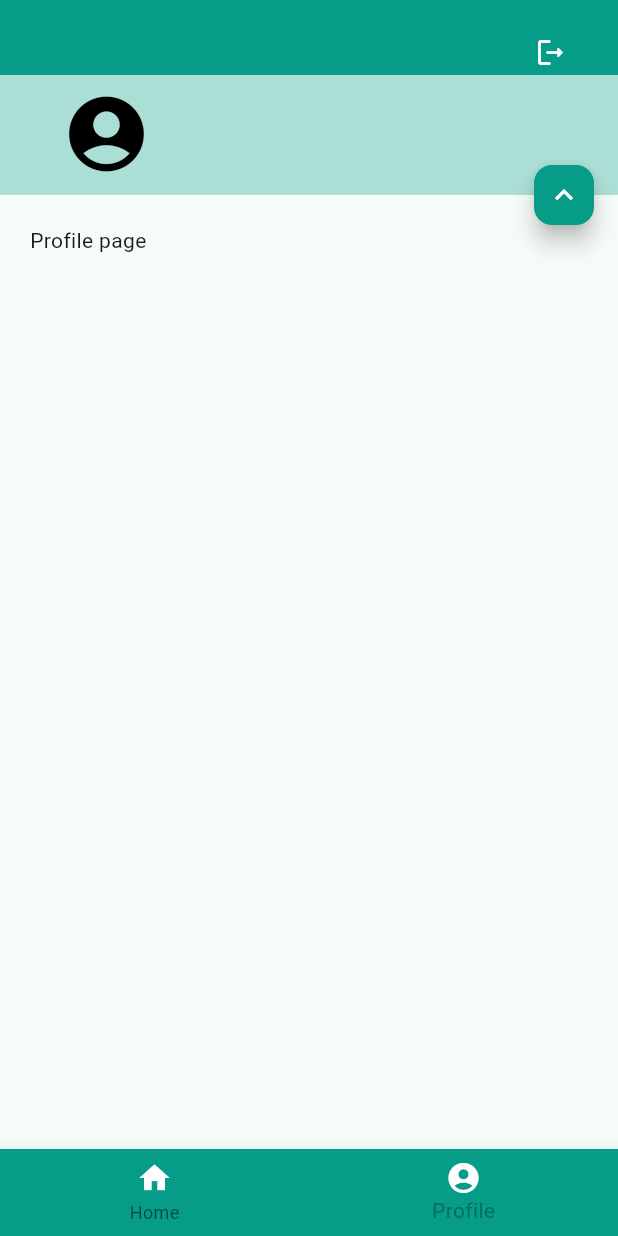
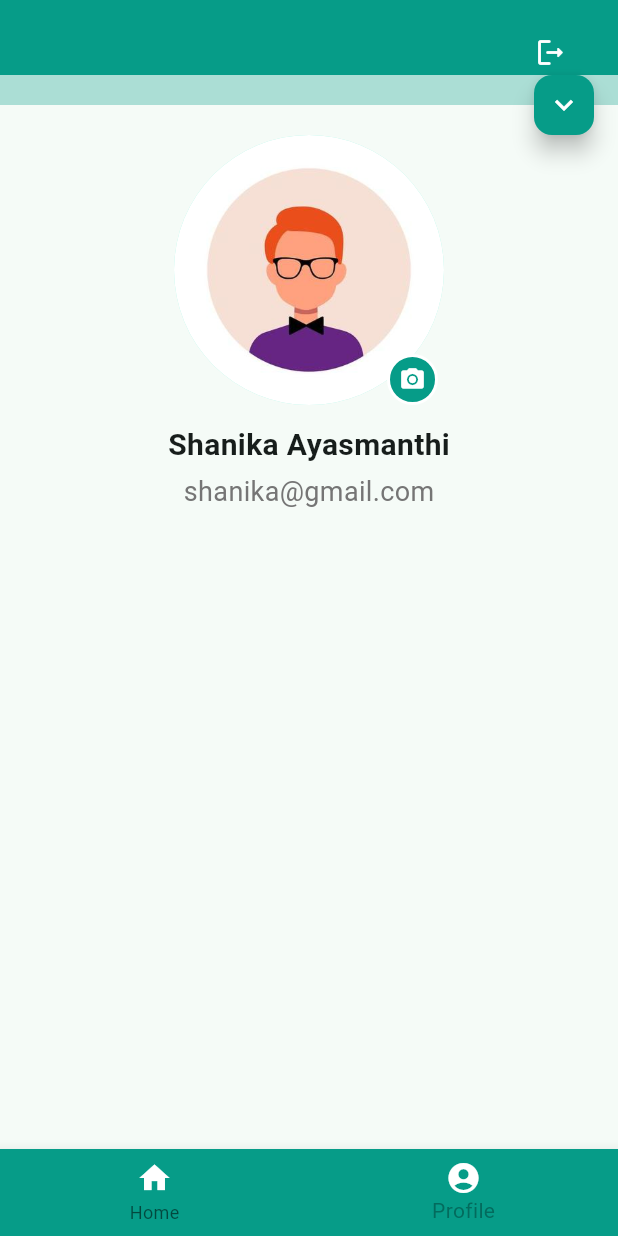
Before and after one commit to shanikaayasmanthi/av_solar_services_mobile, a Flutter app: the SupLayout screen opened by its route, item 2 of the bottom bar chosen, on a phone screen of 412 x 824 dp. Run offline on Flutter 3.47's test engine with Material 3 defaults, Android fonts, the phone set to English and light mode, and no system bars; our stand-ins replace geolocator, get, get_storage, google_maps_flutter, mask_text_input_formatter, numberpicker; missing offline and left inert: flutter_phone_direct_caller, google_maps_flutter_android, google_maps_flutter_platform_interface; accounts and stored records are empty.

Commit message:
profile page changes

```diff
--- /dev/null
+++ b/lib/controllers/profile.dart
@@ -0,0 +1,18 @@
+import 'package:av_solar_services/methods/api.dart';
+import 'package:get/get.dart';
+import 'package:get_storage/get_storage.dart';
+
+class Profile extends GetxController{
+  final obx = GetStorage();
+
+  Future loadProfile({
+    required int userId
+}) async{
+    try{
+      final response = await API().postRequest(
+          route: "/profile");
+    }catch(e){
+
+    }
+}
+}
--- a/lib/views/layouts/sup_layout.dart
+++ b/lib/views/layouts/sup_layout.dart
@@ -200,7 +200,12 @@ class _SupLayoutState extends State<SupLayout> {
                   : pageController.currentPage.value,
               onTap: (index) {
                 if (index == 0) pageController.goToHome();
-                if (index == 1) pageController.goToProfile();
+                if (index == 1){
+                  pageController.goToProfile();
+                  setState(() {
+                    _isExpanded = false;
+                  });
+                }
               },
               items: const <BottomNavigationBarItem>[
                 BottomNavigationBarItem(
--- a/lib/views/screens/profile.dart
+++ b/lib/views/screens/profile.dart
@@ -1,3 +1,4 @@
+import 'package:av_solar_services/constants/colors.dart';
 import 'package:flutter/material.dart';
 
 class Profile extends StatefulWidget {
@@ -10,15 +11,59 @@ class Profile extends StatefulWidget {
 class _ProfileState extends State<Profile> {
   @override
   Widget build(BuildContext context) {
-    return const Align(
-      alignment: Alignment.topLeft,
-      child: Column(
-        children: [
-          SafeArea(child: SizedBox(),),
-          Text("Profile page"),
-        ],
-      ),
-    );
-
+    return Align(
+        alignment: Alignment.center,
+        child: Column(children: [
+          const SafeArea(
+            child: SizedBox(),
+          ),
+          Column(
+            mainAxisSize: MainAxisSize.min,
+            children: [
+              Stack(
+                children: [
+                  CircleAvatar(
+                    radius: 90,
+                    backgroundImage: AssetImage(
+                        'lib/images/profile.jpg'),
+                  ),
+                  Positioned(
+                    bottom: 0,
+                    right: 4,
+                    child: Container(
+                      decoration: BoxDecoration(
+                        color: bgGreen,
+                        shape: BoxShape.circle,
+                        border: Border.all(color: textWhite, width: 2),
+                      ),
+                      padding: const EdgeInsets.all(6),
+                      child: const Icon(
+                        Icons.camera_alt,
+                        color: textWhite,
+                        size: 18,
+                      ),
+                    ),
+                  ),
+                ],
+              ),
+              const SizedBox(height: 12),
+              const Text(
+                'Shanika Ayasmanthi',
+                style: TextStyle(
+                  fontSize: 20,
+                  fontWeight: FontWeight.bold,
+                ),
+              ),
+              const SizedBox(height: 4),
+              const Text(
+                'shanika@gmail.com',
+                style: TextStyle(
+                  fontSize: 18,
+                  color: textGrey,
+                ),
+              )
+            ],
+          ),
+        ]));
   }
 }
--- a/pubspec.yaml
+++ b/pubspec.yaml
@@ -38,3 +38,4 @@ flutter:
 
   assets:
     - lib/images/avLogo.png
+    - lib/images/profile.jpg
```
Also changed, not shown: lib/images/profile.jpg (added).
